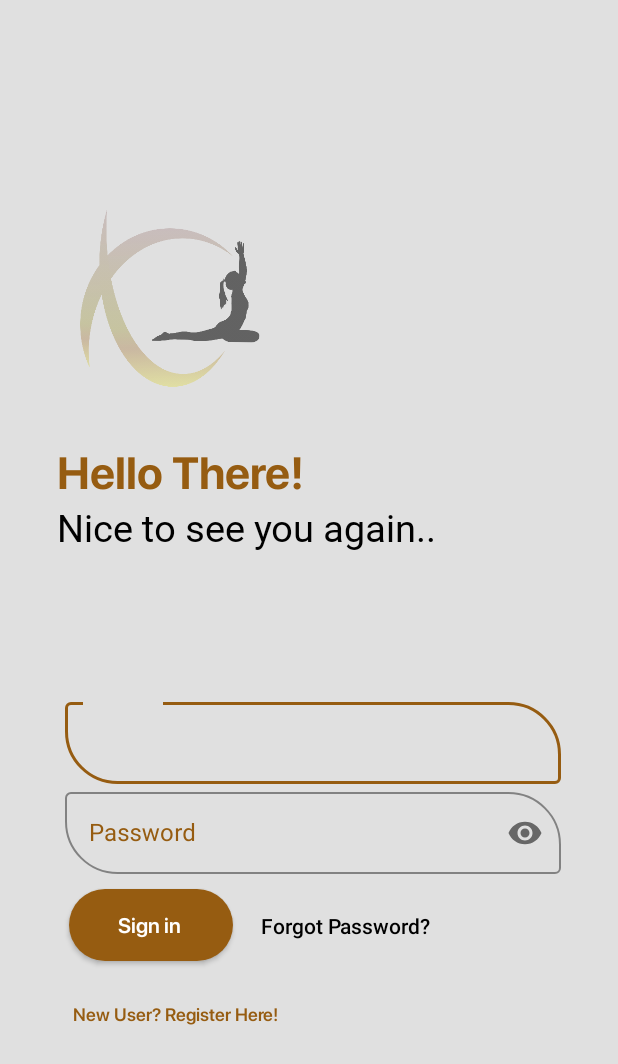
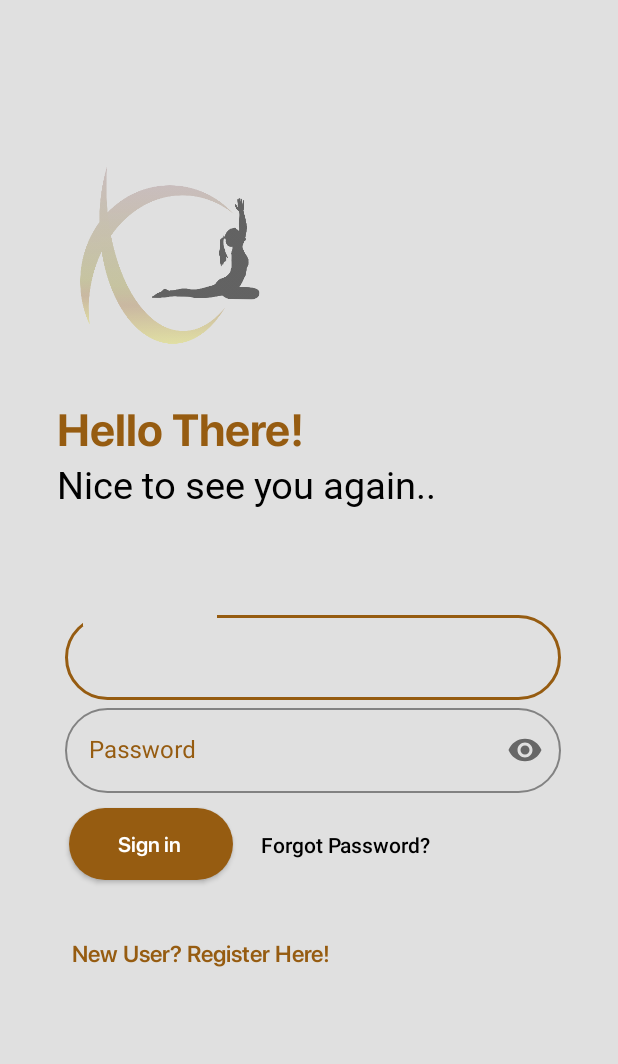
Before and after one commit to mckymse/yogaapp, an Android app: the screen it shows after launch (Signin), on a phone screen of 412 x 824 dp. Shown: the top 1064 px of the screen. Run offline under Robolectric (Android 15) with nearby library versions, the phone set to English and light mode, and no system bars; our stand-ins replace Firebase (no records; nobody signed in at launch, a user with empty details on screens opened directly).

Commit message:
layout settings

```diff
--- a/app/src/main/res/layout/activity_signin.xml
+++ b/app/src/main/res/layout/activity_signin.xml
@@ -1,5 +1,6 @@
 <?xml version="1.0" encoding="utf-8"?>
-<androidx.constraintlayout.widget.ConstraintLayout xmlns:android="http://schemas.android.com/apk/res/android"
+<androidx.constraintlayout.widget.ConstraintLayout
+    xmlns:android="http://schemas.android.com/apk/res/android"
     xmlns:app="http://schemas.android.com/apk/res-auto"
     xmlns:tools="http://schemas.android.com/tools"
     android:layout_width="match_parent"
@@ -14,9 +15,7 @@
         android:layout_width="match_parent"
         android:layout_height="wrap_content"
         android:layout_marginStart="8dp"
-        android:layout_marginTop="8dp"
         android:layout_marginEnd="8dp"
-        android:layout_marginBottom="8dp"
         android:orientation="vertical"
         app:layout_constraintBottom_toTopOf="@+id/layout2"
         app:layout_constraintEnd_toEndOf="parent"
@@ -34,7 +33,7 @@
 
         <TextView
             android:id="@+id/signin_name"
-            android:layout_width="185dp"
+            android:layout_width="wrap_content"
             android:layout_height="wrap_content"
             android:layout_marginTop="20dp"
             android:fontFamily="@font/sf_pro_displaybold"
@@ -65,10 +64,11 @@
         android:layout_height="wrap_content"
         android:layout_marginStart="8dp"
         android:layout_marginEnd="8dp"
-        android:layout_marginBottom="16dp"
+        android:layout_marginBottom="64dp"
         android:orientation="vertical"
         app:layout_constraintBottom_toBottomOf="parent"
         app:layout_constraintEnd_toEndOf="parent"
+        app:layout_constraintHorizontal_bias="0.333"
         app:layout_constraintStart_toStartOf="parent"
         app:layout_constraintTop_toBottomOf="@+id/layout">
 
@@ -76,16 +76,19 @@
             android:id="@+id/username"
             style="@style/Widget.MaterialComponents.TextInputLayout.OutlinedBox"
             android:layout_width="match_parent"
-            android:layout_height="60dp"
+            android:layout_height="wrap_content"
+            android:hint="Email Address"
+            android:paddingStart="5dp"
             android:paddingLeft="4dp"
-            android:hint="Email-id"
-            app:boxCornerRadiusTopEnd="35dp"
-            app:boxCornerRadiusBottomStart="35dp"
-            android:paddingStart="5dp"
-            app:boxStrokeColor="#965C11"
+            android:textColorHint="#965C11"
+            android:transitionName="signin_usrname"
             app:boxBackgroundMode="outline"
-            android:textColorHint="#965C11"
-            android:transitionName="signin_usrname">
+
+            app:boxCornerRadiusBottomEnd="30dp"
+            app:boxCornerRadiusBottomStart="30dp"
+            app:boxCornerRadiusTopEnd="30dp"
+            app:boxCornerRadiusTopStart="30dp"
+            app:boxStrokeColor="#965C11">
 
             <com.google.android.material.textfield.TextInputEditText
                 android:id="@+id/layout1"
@@ -97,14 +100,16 @@
             android:id="@+id/password"
             style="@style/Widget.MaterialComponents.TextInputLayout.OutlinedBox"
             android:layout_width="match_parent"
-            android:layout_height="60dp"
+            android:layout_height="wrap_content"
+            android:hint="Password"
+            android:paddingLeft="5dp"
             android:textColorHint="#965C11"
-            android:paddingLeft="5dp"
+            android:transitionName="signin_pswrd"
+            app:boxCornerRadiusBottomEnd="30dp"
+            app:boxCornerRadiusBottomStart="30dp"
+            app:boxCornerRadiusTopEnd="30dp"
+            app:boxCornerRadiusTopStart="30dp"
             app:boxStrokeColor="#965C11"
-            app:boxCornerRadiusTopEnd="35dp"
-            app:boxCornerRadiusBottomStart="35dp"
-            android:hint="Password"
-            android:transitionName="signin_pswrd"
             app:passwordToggleEnabled="true">
 
             <com.google.android.material.textfield.TextInputEditText
@@ -116,7 +121,7 @@
 
         <LinearLayout
             android:layout_width="match_parent"
-            android:layout_height="74dp"
+            android:layout_height="wrap_content"
             android:layout_marginStart="0dp"
             android:layout_marginEnd="8dp"
             android:layout_marginBottom="8dp"
@@ -134,6 +139,7 @@
                 android:layout_marginTop="10dp"
                 android:layout_marginBottom="5dp"
                 android:background="@drawable/inputfield"
+                android:elevation="40dp"
                 android:fontFamily="@font/sf_pro_display_semibold"
                 android:text="Sign in "
                 android:textAllCaps="false"
@@ -143,7 +149,7 @@
             <Button
                 android:id="@+id/forgetbtn"
                 android:layout_width="150dp"
-                android:layout_height="match_parent"
+                android:layout_height="69dp"
                 android:layout_gravity="right"
                 android:layout_marginTop="5dp"
                 android:background="#00000000"
@@ -158,18 +164,18 @@
         <Button
             android:id="@+id/callsignup"
             android:layout_width="wrap_content"
-            android:layout_height="22dp"
+            android:layout_height="wrap_content"
             android:layout_gravity="left"
-            android:paddingStart="10dp"
             android:layout_marginBottom="5dp"
             android:background="#00000000"
             android:elevation="0dp"
             android:fontFamily="@font/sf_pro_display_semibold"
+            android:onClick="signup"
+            android:paddingStart="10dp"
             android:text="New User? Register Here!"
             android:textAllCaps="false"
             android:textColor="#965C11"
-            android:textSize="12sp"
-            android:onClick="signup"
+            android:textSize="15sp"
             android:transitionName="btn2_trans" />
 
 
--- a/app/src/main/res/values/colors.xml
+++ b/app/src/main/res/values/colors.xml
@@ -2,5 +2,5 @@
 <resources>
     <color name="colorPrimary">#E0E0E0</color>
     <color name="colorPrimaryDark">#965C11</color>
-    <color name="colorAccent">#D81B60</color>
+    <color name="colorAccent">#505050</color>
 </resources>
```
Also changed, not shown: app/src/main/res/layout/activity_main.xml (+6 -6 lines), app/src/main/res/layout/activity_signup.xml (+23 -15 lines), app/src/main/res/values/strings.xml (+9 -0 lines).
